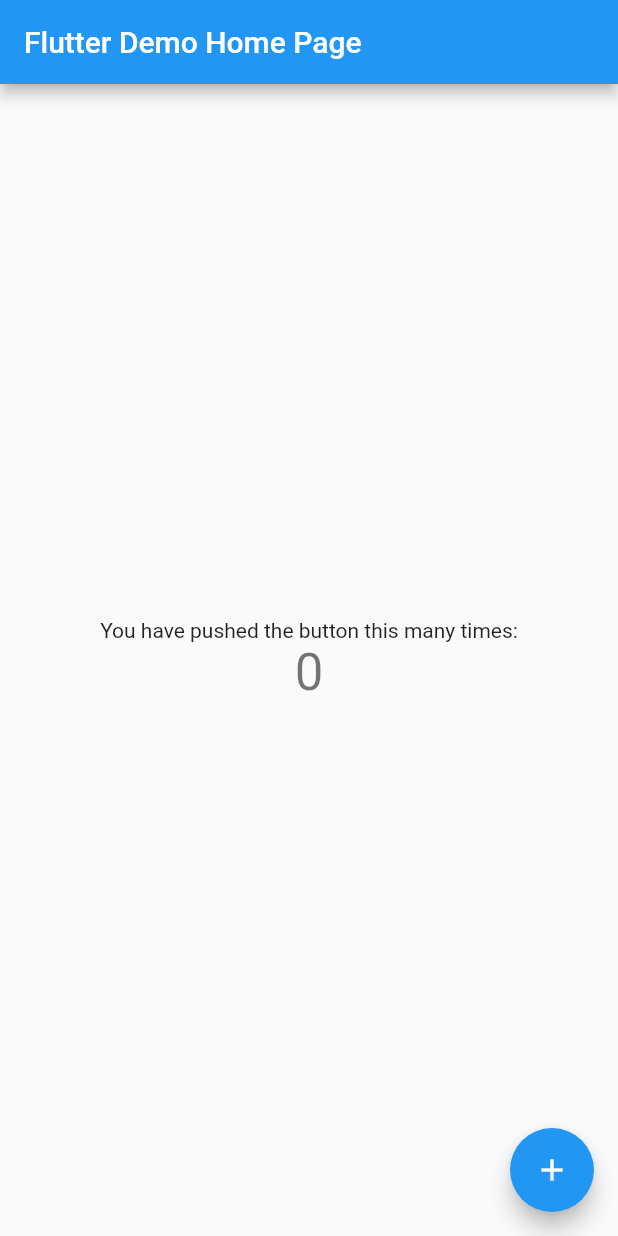
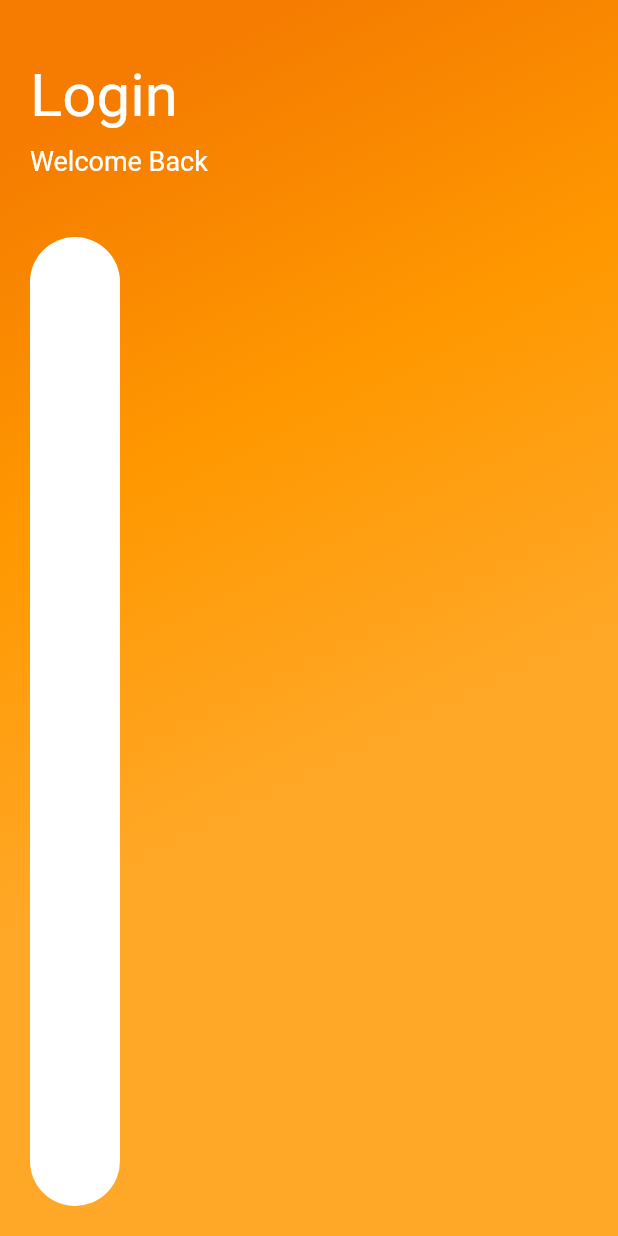
Before and after one commit to haitham-kablan/ToDoApp, a Flutter app: the screen it shows after launch, on a phone screen of 412 x 824 dp. Run offline on Flutter 3.47's test engine with Material 2 defaults, Android fonts, the phone set to English and light mode, and no system bars; our stand-ins replace simple_animations.

Commit message:
just some edeiting

```diff
--- /dev/null
+++ b/todo/lib/Header/login_page.dart
@@ -0,0 +1,55 @@
+import 'package:flutter/material.dart';
+import 'package:todo/animations/stam.dart';
+
+class HomePage extends StatelessWidget {
+  @override
+  Widget build(BuildContext context) {
+    return Scaffold(
+      body: Container(
+        width: double.infinity,
+        decoration: BoxDecoration(
+            gradient: LinearGradient(
+                begin: Alignment.topCenter,
+                colors: [
+                  Colors.orange[700],
+                  Colors.orange[500],
+                  Colors.orange[400]
+                ]
+            )
+        ),
+        child: Column(
+          crossAxisAlignment: CrossAxisAlignment.start,
+          children: <Widget>[
+            SizedBox(height: 20,),
+            Padding(
+              padding: EdgeInsets.all(20),
+              child: Column(
+                crossAxisAlignment: CrossAxisAlignment.start,
+                children: <Widget>[
+                  FadeAnimation(1, Text("Login", style: TextStyle(color: Colors.white, fontSize: 40),)),
+                  SizedBox(height: 10,),
+                  FadeAnimation(1.3, Text("Welcome Back", style: TextStyle(color: Colors.white, fontSize: 18),)),
+                ],
+              ),
+            ),
+
+            Expanded(
+              child: Container(
+                margin: EdgeInsets.all(20),
+                decoration: BoxDecoration(
+                    color: Colors.white,
+                    borderRadius: BorderRadius.all(Radius.circular(60))
+                ),
+                child: SingleChildScrollView(
+                  child: Padding(
+                    padding: EdgeInsets.all(30),
+                  ),
+                ),
+              ),
+            )
+          ],
+        ),
+      ),
+    );
+  }
+}
--- /dev/null
+++ b/todo/lib/animations/stam.dart
@@ -0,0 +1,33 @@
+import 'package:flutter/material.dart';
+import 'package:simple_animations/simple_animations.dart';
+
+class FadeAnimation extends StatelessWidget {
+  final double delay;
+  final Widget child;
+
+  FadeAnimation(this.delay, this.child);
+
+  @override
+  Widget build(BuildContext context) {
+    final tween = MultiTrackTween([
+      Track("opacity").add(Duration(milliseconds: 500), Tween(begin: 0.0, end: 1.0)),
+      Track("translateY").add(
+          Duration(milliseconds: 500), Tween(begin: -30.0, end: 0.0),
+          curve: Curves.easeOut)
+    ]);
+
+    return ControlledAnimation(
+      delay: Duration(milliseconds: (500 * delay).round()),
+      duration: tween.duration,
+      tween: tween,
+      child: child,
+      builderWithChild: (context, child, animation) => Opacity(
+        opacity: animation["opacity"],
+        child: Transform.translate(
+            offset: Offset(0, animation["translateY"]),
+            child: child
+        ),
+      ),
+    );
+  }
+}
--- a/todo/lib/main.dart
+++ b/todo/lib/main.dart
@@ -1,113 +1,18 @@
 import 'package:flutter/material.dart';
+import 'package:todo/Header/login_page.dart';
+
+
+
 
 void main() {
   runApp(MyApp());
 }
 
 class MyApp extends StatelessWidget {
-  // This widget is the root of your application.
   @override
   Widget build(BuildContext context) {
     return MaterialApp(
-      title: 'Flutter Demo',
-      theme: ThemeData(
-        // This is the theme of your application.
-        //
-        // Try running your application with "flutter run". You'll see the
-        // application has a blue toolbar. Then, without quitting the app, try
-        // changing the primarySwatch below to Colors.green and then invoke
-        // "hot reload" (press "r" in the console where you ran "flutter run",
-        // or simply save your changes to "hot reload" in a Flutter IDE).
-        // Notice that the counter didn't reset back to zero; the application
-        // is not restarted.
-        primarySwatch: Colors.blue,
-      ),
-      home: MyHomePage(title: 'Flutter Demo Home Page'),
+      home: HomePage(),
     );
   }
 }
-
-class MyHomePage extends StatefulWidget {
-  MyHomePage({Key key, this.title}) : super(key: key);
-
-  // This widget is the home page of your application. It is stateful, meaning
-  // that it has a State object (defined below) that contains fields that affect
-  // how it looks.
-
-  // This class is the configuration for the state. It holds the values (in this
-  // case the title) provided by the parent (in this case the App widget) and
-  // used by the build method of the State. Fields in a Widget subclass are
-  // always marked "final".
-
-  final String title;
-
-  @override
-  _MyHomePageState createState() => _MyHomePageState();
-}
-
-class _MyHomePageState extends State<MyHomePage> {
-  int _counter = 0;
-
-  void _incrementCounter() {
-    setState(() {
-      // This call to setState tells the Flutter framework that something has
-      // changed in this State, which causes it to rerun the build method below
-      // so that the display can reflect the updated values. If we changed
-      // _counter without calling setState(), then the build method would not be
-      // called again, and so nothing would appear to happen.
-      _counter++;
-    });
-  }
-
-  @override
-  Widget build(BuildContext context) {
-    // This method is rerun every time setState is called, for instance as done
-    // by the _incrementCounter method above.
-    //
-    // The Flutter framework has been optimized to make rerunning build methods
-    // fast, so that you can just rebuild anything that needs updating rather
-    // than having to individually change instances of widgets.
-    return Scaffold(
-      appBar: AppBar(
-        // Here we take the value from the MyHomePage object that was created by
-        // the App.build method, and use it to set our appbar title.
-        title: Text(widget.title),
-      ),
-      body: Center(
-        // Center is a layout widget. It takes a single child and positions it
-        // in the middle of the parent.
-        child: Column(
-          // Column is also a layout widget. It takes a list of children and
-          // arranges them vertically. By default, it sizes itself to fit its
-          // children horizontally, and tries to be as tall as its parent.
-          //
-          // Invoke "debug painting" (press "p" in the console, choose the
-          // "Toggle Debug Paint" action from the Flutter Inspector in Android
-          // Studio, or the "Toggle Debug Paint" command in Visual Studio Code)
-          // to see the wireframe for each widget.
-          //
-          // Column has various properties to control how it sizes itself and
-          // how it positions its children. Here we use mainAxisAlignment to
-          // center the children vertically; the main axis here is the vertical
-          // axis because Columns are vertical (the cross axis would be
-          // horizontal).
-          mainAxisAlignment: MainAxisAlignment.center,
-          children: <Widget>[
-            Text(
-              'You have pushed the button this many times:',
-            ),
-            Text(
-              '$_counter',
-              style: Theme.of(context).textTheme.headline4,
-            ),
-          ],
-        ),
-      ),
-      floatingActionButton: FloatingActionButton(
-        onPressed: _incrementCounter,
-        tooltip: 'Increment',
-        child: Icon(Icons.add),
-      ), // This trailing comma makes auto-formatting nicer for build methods.
-    );
-  }
-}
--- a/todo/pubspec.yaml
+++ b/todo/pubspec.yaml
@@ -28,6 +28,7 @@ dependencies:
   # The following adds the Cupertino Icons font to your application.
   # Use with the CupertinoIcons class for iOS style icons.
   cupertino_icons: ^1.0.1
+  simple_animations: ^1.3.3
 
 dev_dependencies:
   flutter_test:
```
Also changed, not shown: todo/pubspec.lock.
